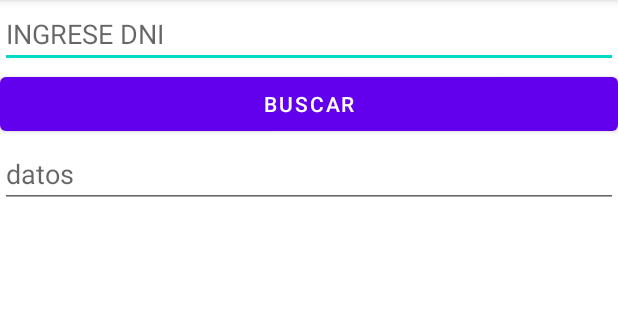
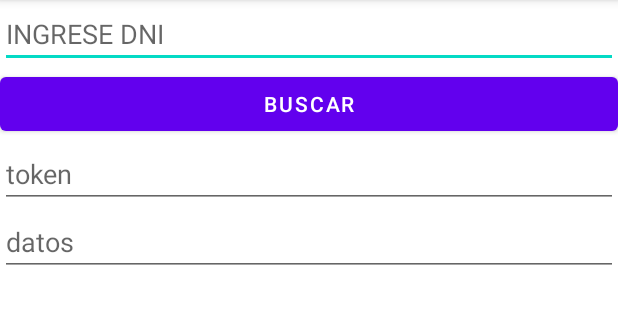
Before and after one commit to spacehowen/api-reniec, an Android app: the screen it shows after launch (MainActivity), after a tap on "BUSCAR", on a phone screen of 412 x 824 dp, the part 84-408 px from its top. Run offline under Robolectric (Android 15) with nearby library versions, the phone set to English and light mode, and no system bars.

Commit message:
Adding token field

```diff
--- a/app/src/main/java/com/spacehowen/apireniec/MainActivity.java
+++ b/app/src/main/java/com/spacehowen/apireniec/MainActivity.java
@@ -18,7 +18,7 @@ import java.io.IOException;
 
 public class MainActivity extends AppCompatActivity {
 
-    EditText TxtDni, TxtNombres;
+    EditText TxtDni, TxtNombres, TxtToken;
     Button BtnConsultar;
 
     @Override
@@ -34,6 +34,8 @@ public class MainActivity extends AppCompatActivity {
         TxtDni = (EditText) findViewById(R.id.TxtDni);
 
         TxtNombres = (EditText) findViewById(R.id.TxtNombres);
+
+        TxtToken = (EditText) findViewById(R.id.TxtToken);
 
 
         BtnConsultar.setOnClickListener(new View.OnClickListener() {
@@ -53,7 +55,9 @@ public class MainActivity extends AppCompatActivity {
 
         String dni = TxtDni.getText().toString();
 
-        String url = "https://apiperu.dev/api/dni/" + dni + "?api_token=64186c979b3f5db0466a99aadb49ed76c6fd85d9f7c86828bc9397e7f8b3284a";
+        String token = TxtToken.getText().toString();
+
+        String url = "https://apiperu.dev/api/dni/" + dni + "?api_token=" + token;
 
 
         try {
@@ -65,8 +69,6 @@ public class MainActivity extends AppCompatActivity {
 
             String resultado = element.text();
 
-            //String mostrar = resultado.replaceAll("successtruedata ", "");
-
             TxtNombres.setText(resultado);
 
         } catch (Exception e) {
--- a/app/src/main/res/layout/activity_main.xml
+++ b/app/src/main/res/layout/activity_main.xml
@@ -20,6 +20,13 @@
         android:layout_width="match_parent"
         android:layout_height="wrap_content"
         android:text="BUSCAR"/>
+
+    <EditText
+        android:id="@+id/TxtToken"
+        android:layout_width="match_parent"
+        android:layout_height="wrap_content"
+        android:hint="token"/>
+
     <EditText
         android:id="@+id/TxtNombres"
         android:layout_width="match_parent"
```
